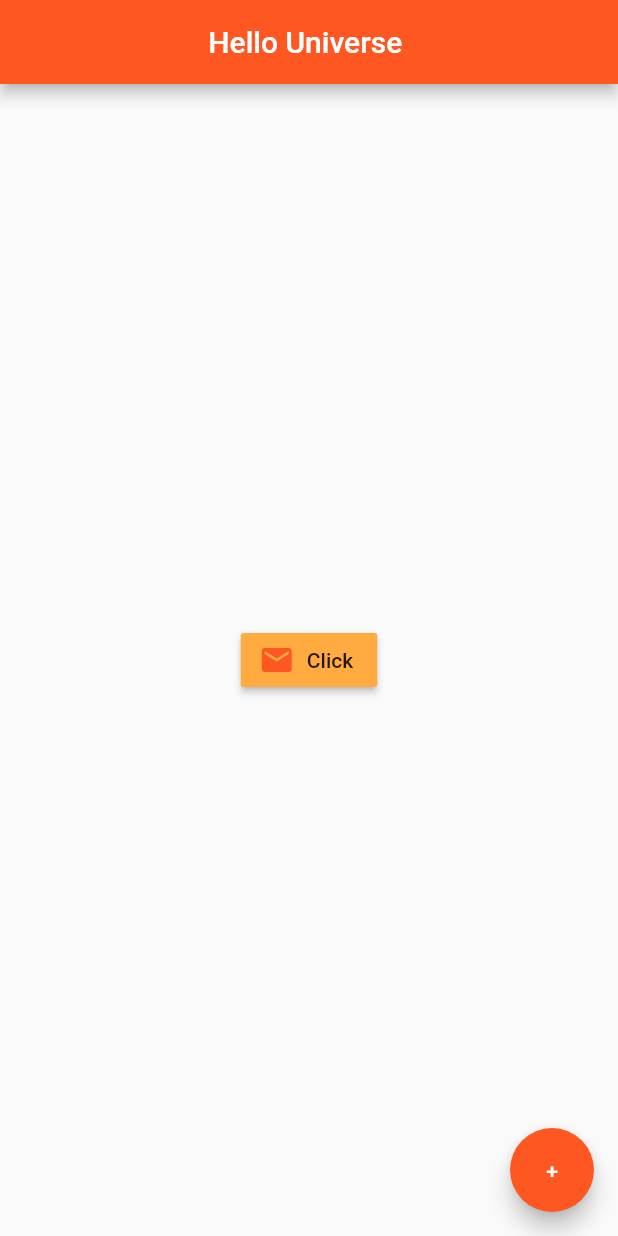
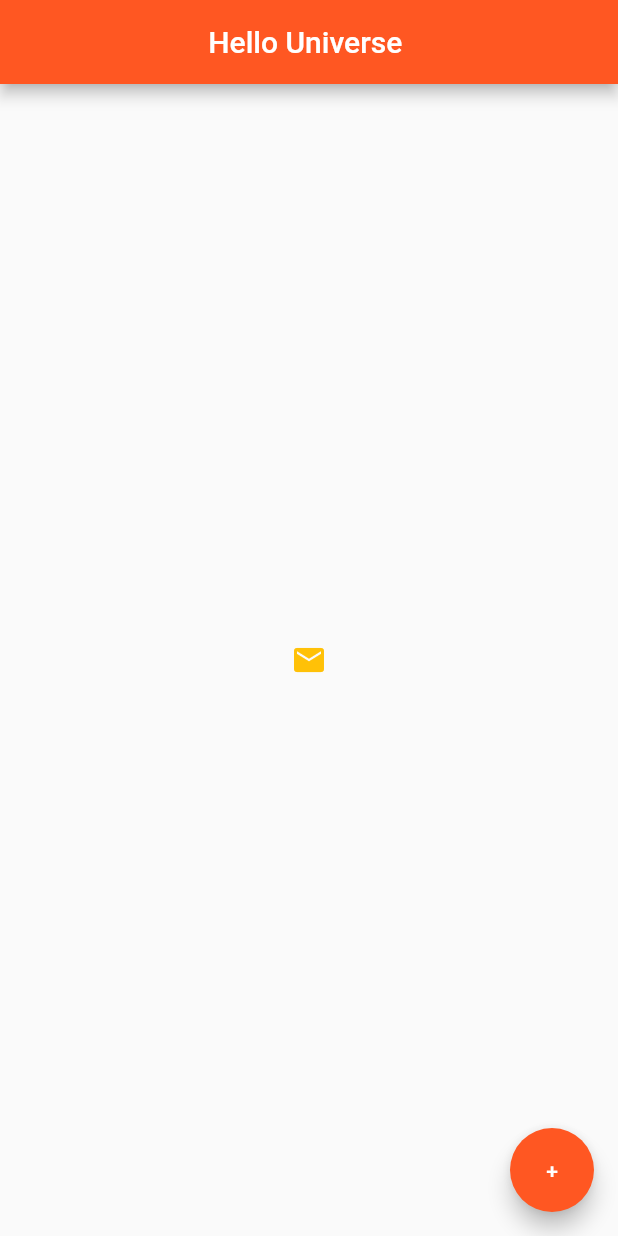
Before and after one commit to rifqirosyidi/learn-flutter, a Flutter app: the screen it shows after launch, on a phone screen of 412 x 824 dp. Run offline on Flutter 3.47's test engine with Material 2 defaults, Android fonts, the phone set to English and light mode, and no system bars.

Commit message:
icon pressed

```diff
--- a/lib/main.dart
+++ b/lib/main.dart
@@ -13,16 +13,10 @@ class MyApp extends StatelessWidget {
           centerTitle: true,
         ),
         body: Center(
-            child: RaisedButton.icon(
-              onPressed: () {
-                print('You Clicked The Button');
-              },
-                icon: Icon(
-                  Icons.mail,
-                  color: Colors.deepOrange
-                ),
-              label: Text("Click"),
-              color: Colors.orangeAccent
+            child: IconButton(
+              onPressed: () {},
+              icon: Icon(Icons.mail),
+              color: Colors.amber
             )
         ),
         floatingActionButton: FloatingActionButton(
```
